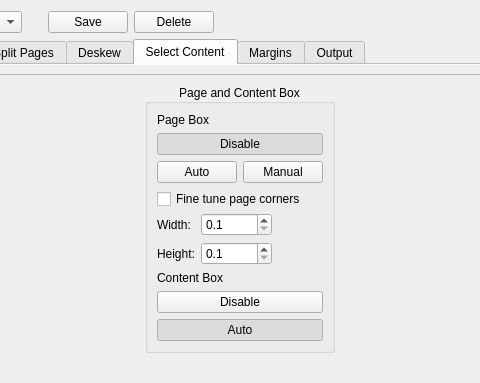
First picture: the form in src/app/DefaultParamsDialog.ui, repository 2ndmax/scantailor-ocr, before the edit; both pictures show x 89 to 569 and y 0 to 383 of the 657 by 555 pixel window.
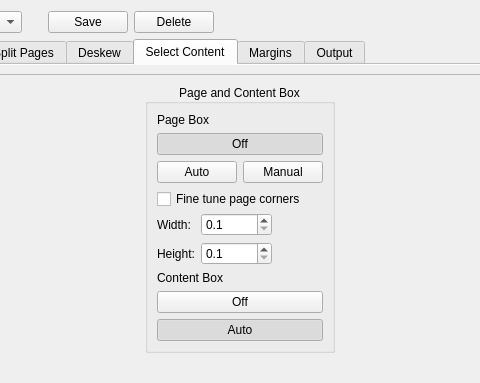
Second picture: the form after the edit. The open tabs and pages were chosen to show the change. Icons and pictures are not drawn. Custom widgets are drawn as their Qt base class.

```diff
--- a/src/app/DefaultParamsDialog.ui
+++ b/src/app/DefaultParamsDialog.ui
@@ -848,7 +848,7 @@
               <item row="1" column="0" colspan="2">
                <widget class="QPushButton" name="pageDetectDisableBtn">
                 <property name="text">
-                 <string>Disable</string>
+                 <string>Off</string>
                 </property>
                 <property name="checkable">
                  <bool>true</bool>
@@ -1021,7 +1021,7 @@
                  <item>
                   <widget class="QPushButton" name="contentDetectDisableBtn">
                    <property name="text">
-                    <string>Disable</string>
+                    <string>Off</string>
                    </property>
                    <property name="checkable">
                     <bool>true</bool>
```
Left out of the diff: 27 changed lines with no effect on the pictures.
